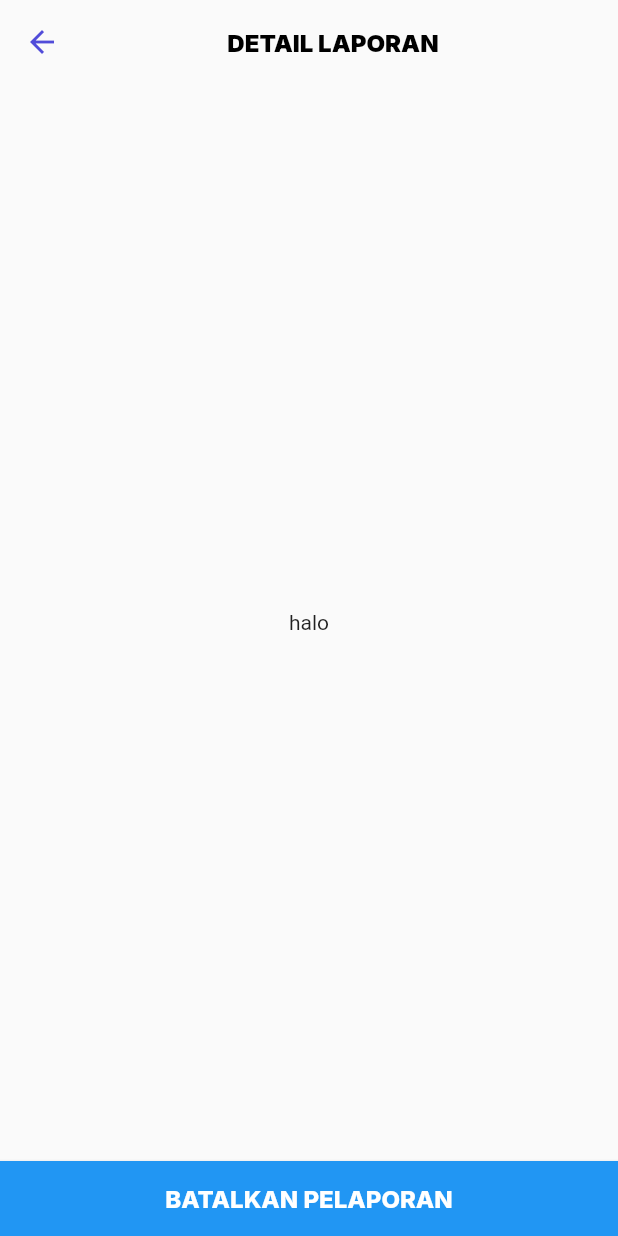
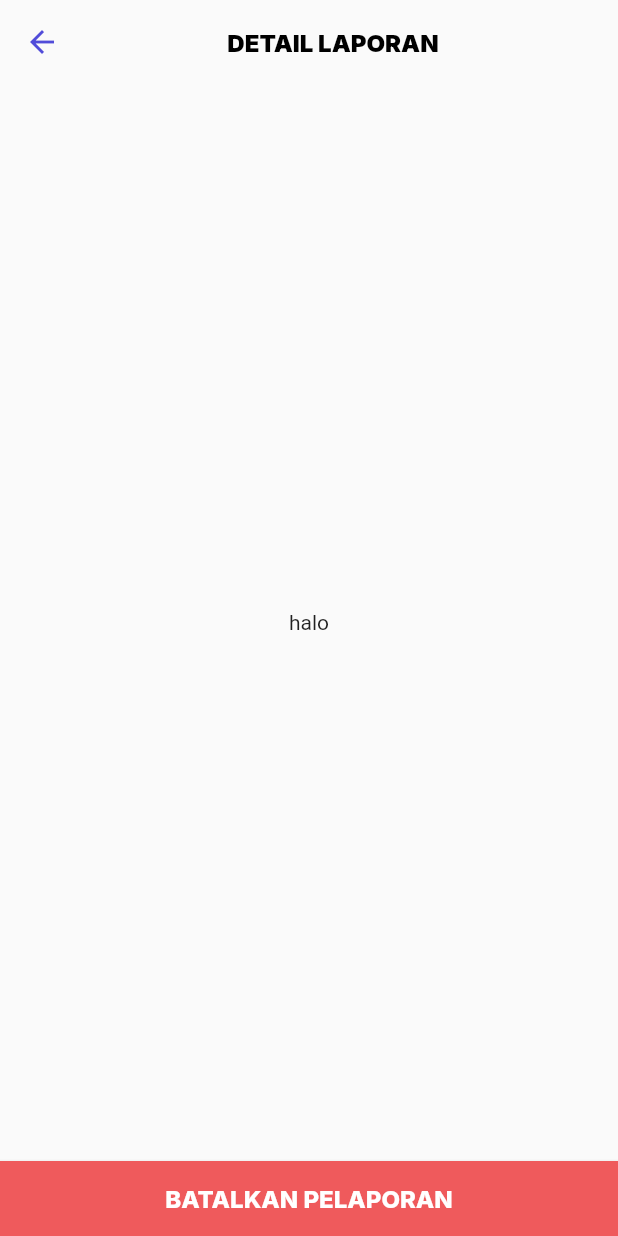
Before and after one commit to taufiqjack/AngsoDuo-PelaporanMasyarakatApps, a Flutter app: the DetailLaporan screen opened directly, on a phone screen of 412 x 824 dp. Run offline on Flutter 3.47's test engine with Material 2 defaults, Android fonts, the phone set to English and light mode, and no system bars; our stand-ins replace google_fonts, pin_code_fields; missing offline and left inert: format_indonesia.

Commit message:
adding warna custom pink

```diff
--- a/lib/custom/warna.dart
+++ b/lib/custom/warna.dart
@@ -3,4 +3,5 @@ import 'dart:ui';
 class Warna {
   static const solidblue = const Color(0xff514CD9);
   static const white = const Color(0xffFFFFFF);
+  static const warmpink = const Color(0xffEF5A5C);
 }
```
